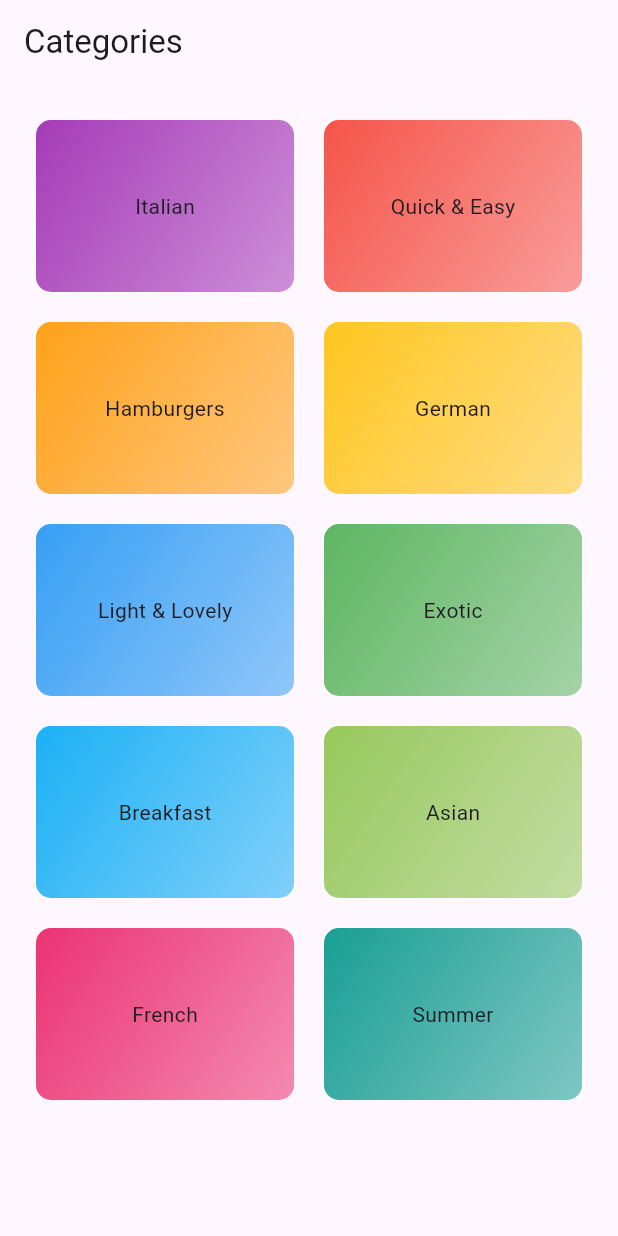
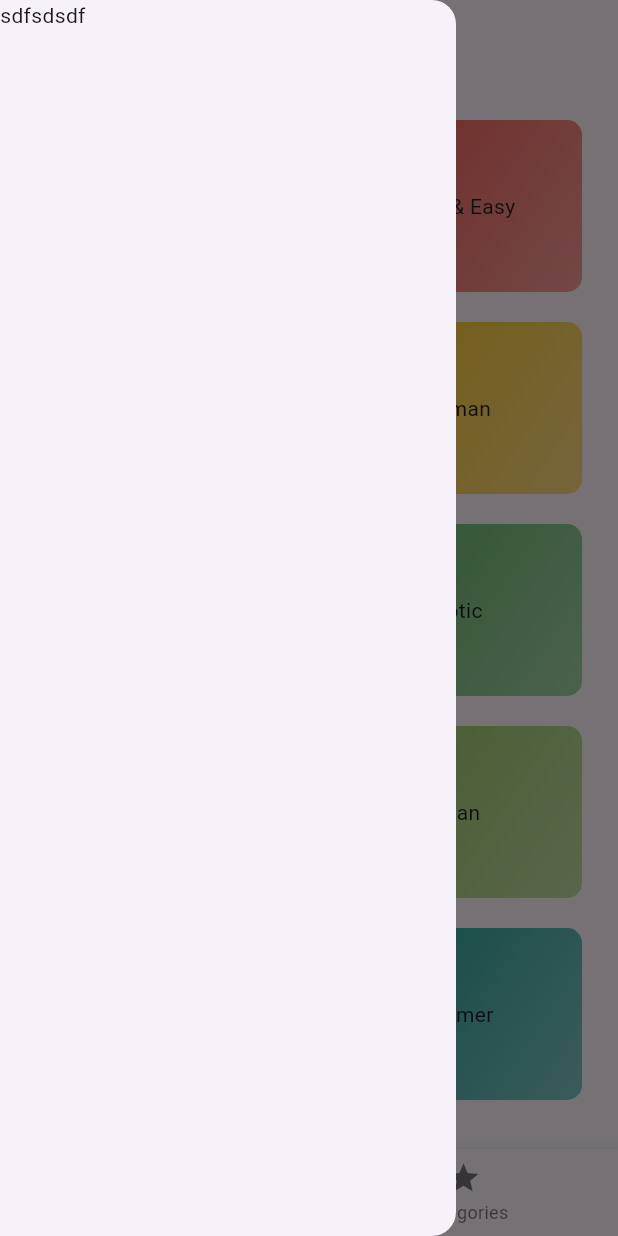
Before and after one commit to AiExpert1985/meals, a Flutter app: the screen it shows after launch, with the side drawer open (before the commit the screen has no drawer), on a phone screen of 412 x 824 dp. Run offline on Flutter 3.47's test engine with Material 3 defaults, Android fonts, the phone set to English and light mode, and no system bars; our stand-ins replace flutter_riverpod.

Commit message:
end of 7-aug

```diff
--- a/lib/Screens/categories_screen.dart
+++ b/lib/Screens/categories_screen.dart
@@ -7,11 +7,6 @@ class CategoriesScreen extends StatelessWidget {
 
   @override
   Widget build(BuildContext context) {
-    return Scaffold(
-      appBar: AppBar(
-        title: const Text('Categories'),
-      ),
-      body: const CategoryGrid(),
-    );
+    return const CategoryGrid();
   }
 }
--- /dev/null
+++ b/lib/Screens/tabs_screen.dart
@@ -0,0 +1,29 @@
+import 'package:flutter/material.dart';
+import 'package:flutter_riverpod/flutter_riverpod.dart';
+import 'package:meals/Screens/categories_screen.dart';
+import 'package:meals/Screens/meals_screen.dart';
+import 'package:meals/widgets/bottom_navigation_bar/tabs_bottom_navigation.dart';
+
+import 'package:meals/widgets/drawer/side_drawer.dart';
+import 'package:meals/providers/active_screen_provider.dart';
+
+class TabsScreen extends ConsumerWidget {
+  const TabsScreen({super.key});
+
+  @override
+  Widget build(Object context, WidgetRef ref) {
+    final activeScreen = ref.watch(activeScreenProvider);
+    Widget screenContent = const CategoriesScreen();
+
+    if (activeScreen == 1){
+      return const MealsScreen();
+    }
+
+    return Scaffold(
+      appBar: AppBar(title: const Text('some title')),
+      drawer: const LeftDrawer(),
+      body: screenContent,
+      bottomNavigationBar: const TabsBottomNavigation(),
+    );
+  }
+}
--- a/lib/main.dart
+++ b/lib/main.dart
@@ -1,13 +1,8 @@
 import 'package:flutter/material.dart';
 import 'package:flutter_riverpod/flutter_riverpod.dart';
 
-import 'package:meals/Screens/categories_screen.dart';
+import 'package:meals/Screens/tabs_screen.dart';
 
-void main() {
-  runApp(
-    const ProviderScope(child: MyApp()),
-  );
-}
 
 class MyApp extends StatelessWidget {
   const MyApp({super.key});
@@ -15,7 +10,13 @@ class MyApp extends StatelessWidget {
   @override
   Widget build(Object context) {
     return const MaterialApp(
-      home: CategoriesScreen(),
+      home: TabsScreen(),
     );
   }
 }
+
+void main() {
+  runApp(
+    const ProviderScope(child: MyApp()),
+  );
+}
--- /dev/null
+++ b/lib/providers/active_screen_provider.dart
@@ -0,0 +1,6 @@
+import 'package:flutter_riverpod/flutter_riverpod.dart';
+
+/// 0: categories screen
+/// 1: meals screen
+/// default is categories screen
+final activeScreenProvider = StateProvider<int>((ref)=>0);
--- /dev/null
+++ b/lib/widgets/bottom_navigation_bar/tabs_bottom_navigation.dart
@@ -0,0 +1,21 @@
+import 'package:flutter/material.dart';
+
+class TabsBottomNavigation extends StatelessWidget {
+  const TabsBottomNavigation({super.key});
+
+  @override
+  Widget build(Object context) {
+    return BottomNavigationBar(
+      items: const [
+        BottomNavigationBarItem(
+          icon: Icon(Icons.set_meal),
+          label: 'Favorite',
+        ),
+        BottomNavigationBarItem(
+          icon: Icon(Icons.star),
+          label: 'Categories',
+        ),
+      ],
+    );
+  }
+}
--- /dev/null
+++ b/lib/widgets/drawer/side_drawer.dart
@@ -0,0 +1,11 @@
+import 'package:flutter/material.dart';
+
+class LeftDrawer extends StatelessWidget{
+  const LeftDrawer({super.key});
+
+  @override
+  Widget build(Object context) {
+    return const Drawer(child: Text('sdfsdsdf'),);
+  }
+
+}
```
Also changed, not shown: 1 other file.
